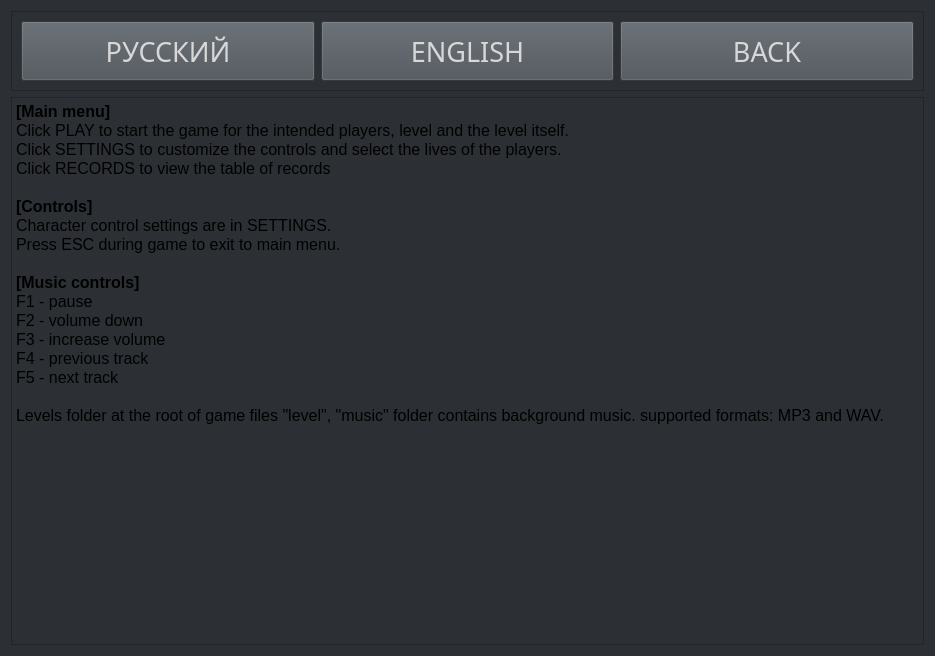
Qt form pacman/help.ui (Kanzu32/homework) before a commit.
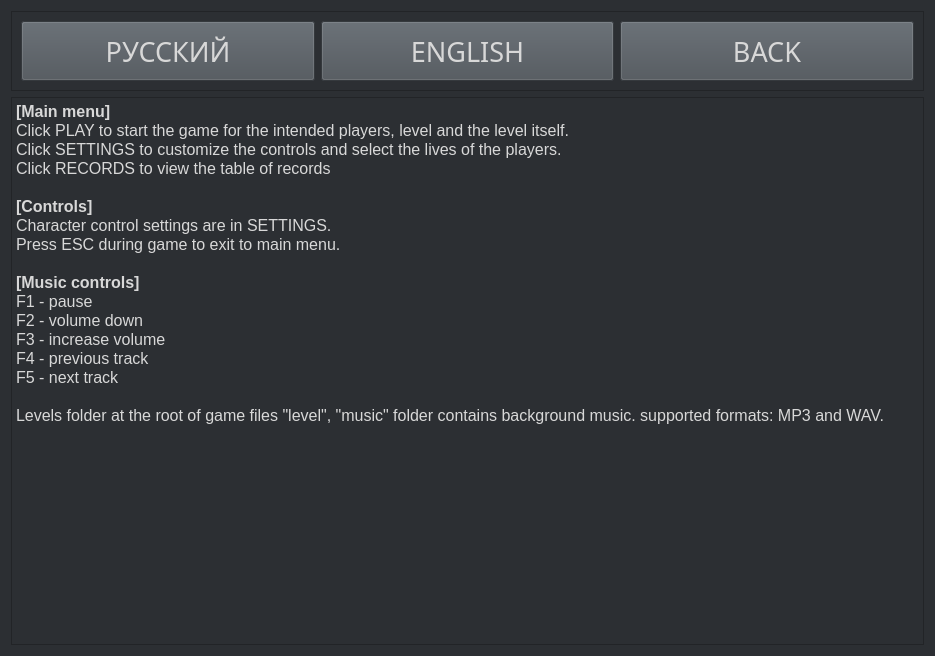
The same form after that commit.

```diff
--- a/pacman/help.ui
+++ b/pacman/help.ui
@@ -153,23 +153,23 @@
 &lt;html&gt;&lt;head&gt;&lt;meta name=&quot;qrichtext&quot; content=&quot;1&quot; /&gt;&lt;meta charset=&quot;utf-8&quot; /&gt;&lt;style type=&quot;text/css&quot;&gt;
 p, li { white-space: pre-wrap; }
 &lt;/style&gt;&lt;/head&gt;&lt;body style=&quot; font-family:'Segoe UI'; font-size:9pt; font-weight:400; font-style:normal;&quot;&gt;
-&lt;p style=&quot; margin-top:0px; margin-bottom:0px; margin-left:0px; margin-right:0px; -qt-block-indent:0; text-indent:0px;&quot;&gt;&lt;span style=&quot; font-size:12pt; font-weight:700;&quot;&gt;[Main menu]&lt;/span&gt;&lt;/p&gt;
-&lt;p style=&quot; margin-top:0px; margin-bottom:0px; margin-left:0px; margin-right:0px; -qt-block-indent:0; text-indent:0px;&quot;&gt;&lt;span style=&quot; font-size:12pt;&quot;&gt;Click PLAY to start the game for the intended players, level and the level itself.&lt;/span&gt;&lt;/p&gt;
-&lt;p style=&quot; margin-top:0px; margin-bottom:0px; margin-left:0px; margin-right:0px; -qt-block-indent:0; text-indent:0px;&quot;&gt;&lt;span style=&quot; font-size:12pt;&quot;&gt;Click SETTINGS to customize the controls and select the lives of the players.&lt;/span&gt;&lt;/p&gt;
-&lt;p style=&quot; margin-top:0px; margin-bottom:0px; margin-left:0px; margin-right:0px; -qt-block-indent:0; text-indent:0px;&quot;&gt;&lt;span style=&quot; font-size:12pt;&quot;&gt;Click RECORDS to view the table of records&lt;/span&gt;&lt;/p&gt;
-&lt;p style=&quot;-qt-paragraph-type:empty; margin-top:0px; margin-bottom:0px; margin-left:0px; margin-right:0px; -qt-block-indent:0; text-indent:0px; font-size:12pt;&quot;&gt;&lt;br /&gt;&lt;/p&gt;
-&lt;p style=&quot; margin-top:0px; margin-bottom:0px; margin-left:0px; margin-right:0px; -qt-block-indent:0; text-indent:0px;&quot;&gt;&lt;span style=&quot; font-size:12pt; font-weight:700;&quot;&gt;[Controls]&lt;/span&gt;&lt;/p&gt;
-&lt;p style=&quot; margin-top:0px; margin-bottom:0px; margin-left:0px; margin-right:0px; -qt-block-indent:0; text-indent:0px;&quot;&gt;&lt;span style=&quot; font-size:12pt;&quot;&gt;Character control settings are in SETTINGS.&lt;/span&gt;&lt;/p&gt;
-&lt;p style=&quot; margin-top:0px; margin-bottom:0px; margin-left:0px; margin-right:0px; -qt-block-indent:0; text-indent:0px;&quot;&gt;&lt;span style=&quot; font-size:12pt;&quot;&gt;Press ESC during game to exit to main menu.&lt;/span&gt;&lt;/p&gt;
-&lt;p style=&quot;-qt-paragraph-type:empty; margin-top:0px; margin-bottom:0px; margin-left:0px; margin-right:0px; -qt-block-indent:0; text-indent:0px; font-size:12pt;&quot;&gt;&lt;br /&gt;&lt;/p&gt;
-&lt;p style=&quot; margin-top:0px; margin-bottom:0px; margin-left:0px; margin-right:0px; -qt-block-indent:0; text-indent:0px;&quot;&gt;&lt;span style=&quot; font-size:12pt; font-weight:700;&quot;&gt;[Music controls]&lt;/span&gt;&lt;/p&gt;
-&lt;p style=&quot; margin-top:0px; margin-bottom:0px; margin-left:0px; margin-right:0px; -qt-block-indent:0; text-indent:0px;&quot;&gt;&lt;span style=&quot; font-size:12pt;&quot;&gt;F1 - pause&lt;/span&gt;&lt;/p&gt;
-&lt;p style=&quot; margin-top:0px; margin-bottom:0px; margin-left:0px; margin-right:0px; -qt-block-indent:0; text-indent:0px;&quot;&gt;&lt;span style=&quot; font-size:12pt;&quot;&gt;F2 - volume down&lt;/span&gt;&lt;/p&gt;
-&lt;p style=&quot; margin-top:0px; margin-bottom:0px; margin-left:0px; margin-right:0px; -qt-block-indent:0; text-indent:0px;&quot;&gt;&lt;span style=&quot; font-size:12pt;&quot;&gt;F3 - increase volume&lt;/span&gt;&lt;/p&gt;
-&lt;p style=&quot; margin-top:0px; margin-bottom:0px; margin-left:0px; margin-right:0px; -qt-block-indent:0; text-indent:0px;&quot;&gt;&lt;span style=&quot; font-size:12pt;&quot;&gt;F4 - previous track&lt;/span&gt;&lt;/p&gt;
-&lt;p style=&quot; margin-top:0px; margin-bottom:0px; margin-left:0px; margin-right:0px; -qt-block-indent:0; text-indent:0px;&quot;&gt;&lt;span style=&quot; font-size:12pt;&quot;&gt;F5 - next track&lt;/span&gt;&lt;/p&gt;
-&lt;p style=&quot;-qt-paragraph-type:empty; margin-top:0px; margin-bottom:0px; margin-left:0px; margin-right:0px; -qt-block-indent:0; text-indent:0px; font-size:12pt;&quot;&gt;&lt;br /&gt;&lt;/p&gt;
-&lt;p style=&quot; margin-top:0px; margin-bottom:0px; margin-left:0px; margin-right:0px; -qt-block-indent:0; text-indent:0px;&quot;&gt;&lt;span style=&quot; font-size:12pt;&quot;&gt;Levels folder at the root of game files &amp;quot;level&amp;quot;, &amp;quot;music&amp;quot; folder contains background music. supported formats: MP3 and WAV.&lt;/span&gt;&lt;/p&gt;&lt;/body&gt;&lt;/html&gt;</string>
+&lt;p style=&quot; margin-top:0px; margin-bottom:0px; margin-left:0px; margin-right:0px; -qt-block-indent:0; text-indent:0px;&quot;&gt;&lt;span style=&quot; font-size:12pt; font-weight:700; color:#d8d8d8;&quot;&gt;[Main menu]&lt;/span&gt;&lt;/p&gt;
+&lt;p style=&quot; margin-top:0px; margin-bottom:0px; margin-left:0px; margin-right:0px; -qt-block-indent:0; text-indent:0px;&quot;&gt;&lt;span style=&quot; font-size:12pt; color:#d8d8d8;&quot;&gt;Click PLAY to start the game for the intended players, level and the level itself.&lt;/span&gt;&lt;/p&gt;
+&lt;p style=&quot; margin-top:0px; margin-bottom:0px; margin-left:0px; margin-right:0px; -qt-block-indent:0; text-indent:0px;&quot;&gt;&lt;span style=&quot; font-size:12pt; color:#d8d8d8;&quot;&gt;Click SETTINGS to customize the controls and select the lives of the players.&lt;/span&gt;&lt;/p&gt;
+&lt;p style=&quot; margin-top:0px; margin-bottom:0px; margin-left:0px; margin-right:0px; -qt-block-indent:0; text-indent:0px;&quot;&gt;&lt;span style=&quot; font-size:12pt; color:#d8d8d8;&quot;&gt;Click RECORDS to view the table of records&lt;/span&gt;&lt;/p&gt;
+&lt;p style=&quot;-qt-paragraph-type:empty; margin-top:0px; margin-bottom:0px; margin-left:0px; margin-right:0px; -qt-block-indent:0; text-indent:0px; font-size:12pt; color:#d8d8d8;&quot;&gt;&lt;br /&gt;&lt;/p&gt;
+&lt;p style=&quot; margin-top:0px; margin-bottom:0px; margin-left:0px; margin-right:0px; -qt-block-indent:0; text-indent:0px;&quot;&gt;&lt;span style=&quot; font-size:12pt; font-weight:700; color:#d8d8d8;&quot;&gt;[Controls]&lt;/span&gt;&lt;/p&gt;
+&lt;p style=&quot; margin-top:0px; margin-bottom:0px; margin-left:0px; margin-right:0px; -qt-block-indent:0; text-indent:0px;&quot;&gt;&lt;span style=&quot; font-size:12pt; color:#d8d8d8;&quot;&gt;Character control settings are in SETTINGS.&lt;/span&gt;&lt;/p&gt;
+&lt;p style=&quot; margin-top:0px; margin-bottom:0px; margin-left:0px; margin-right:0px; -qt-block-indent:0; text-indent:0px;&quot;&gt;&lt;span style=&quot; font-size:12pt; color:#d8d8d8;&quot;&gt;Press ESC during game to exit to main menu.&lt;/span&gt;&lt;/p&gt;
+&lt;p style=&quot;-qt-paragraph-type:empty; margin-top:0px; margin-bottom:0px; margin-left:0px; margin-right:0px; -qt-block-indent:0; text-indent:0px; font-size:12pt; color:#d8d8d8;&quot;&gt;&lt;br /&gt;&lt;/p&gt;
+&lt;p style=&quot; margin-top:0px; margin-bottom:0px; margin-left:0px; margin-right:0px; -qt-block-indent:0; text-indent:0px;&quot;&gt;&lt;span style=&quot; font-size:12pt; font-weight:700; color:#d8d8d8;&quot;&gt;[Music controls]&lt;/span&gt;&lt;/p&gt;
+&lt;p style=&quot; margin-top:0px; margin-bottom:0px; margin-left:0px; margin-right:0px; -qt-block-indent:0; text-indent:0px;&quot;&gt;&lt;span style=&quot; font-size:12pt; color:#d8d8d8;&quot;&gt;F1 - pause&lt;/span&gt;&lt;/p&gt;
+&lt;p style=&quot; margin-top:0px; margin-bottom:0px; margin-left:0px; margin-right:0px; -qt-block-indent:0; text-indent:0px;&quot;&gt;&lt;span style=&quot; font-size:12pt; color:#d8d8d8;&quot;&gt;F2 - volume down&lt;/span&gt;&lt;/p&gt;
+&lt;p style=&quot; margin-top:0px; margin-bottom:0px; margin-left:0px; margin-right:0px; -qt-block-indent:0; text-indent:0px;&quot;&gt;&lt;span style=&quot; font-size:12pt; color:#d8d8d8;&quot;&gt;F3 - increase volume&lt;/span&gt;&lt;/p&gt;
+&lt;p style=&quot; margin-top:0px; margin-bottom:0px; margin-left:0px; margin-right:0px; -qt-block-indent:0; text-indent:0px;&quot;&gt;&lt;span style=&quot; font-size:12pt; color:#d8d8d8;&quot;&gt;F4 - previous track&lt;/span&gt;&lt;/p&gt;
+&lt;p style=&quot; margin-top:0px; margin-bottom:0px; margin-left:0px; margin-right:0px; -qt-block-indent:0; text-indent:0px;&quot;&gt;&lt;span style=&quot; font-size:12pt; color:#d8d8d8;&quot;&gt;F5 - next track&lt;/span&gt;&lt;/p&gt;
+&lt;p style=&quot;-qt-paragraph-type:empty; margin-top:0px; margin-bottom:0px; margin-left:0px; margin-right:0px; -qt-block-indent:0; text-indent:0px; font-size:12pt; color:#d8d8d8;&quot;&gt;&lt;br /&gt;&lt;/p&gt;
+&lt;p style=&quot; margin-top:0px; margin-bottom:0px; margin-left:0px; margin-right:0px; -qt-block-indent:0; text-indent:0px;&quot;&gt;&lt;span style=&quot; font-size:12pt; color:#d8d8d8;&quot;&gt;Levels folder at the root of game files &amp;quot;level&amp;quot;, &amp;quot;music&amp;quot; folder contains background music. supported formats: MP3 and WAV.&lt;/span&gt;&lt;/p&gt;&lt;/body&gt;&lt;/html&gt;</string>
      </property>
     </widget>
    </item>
```
